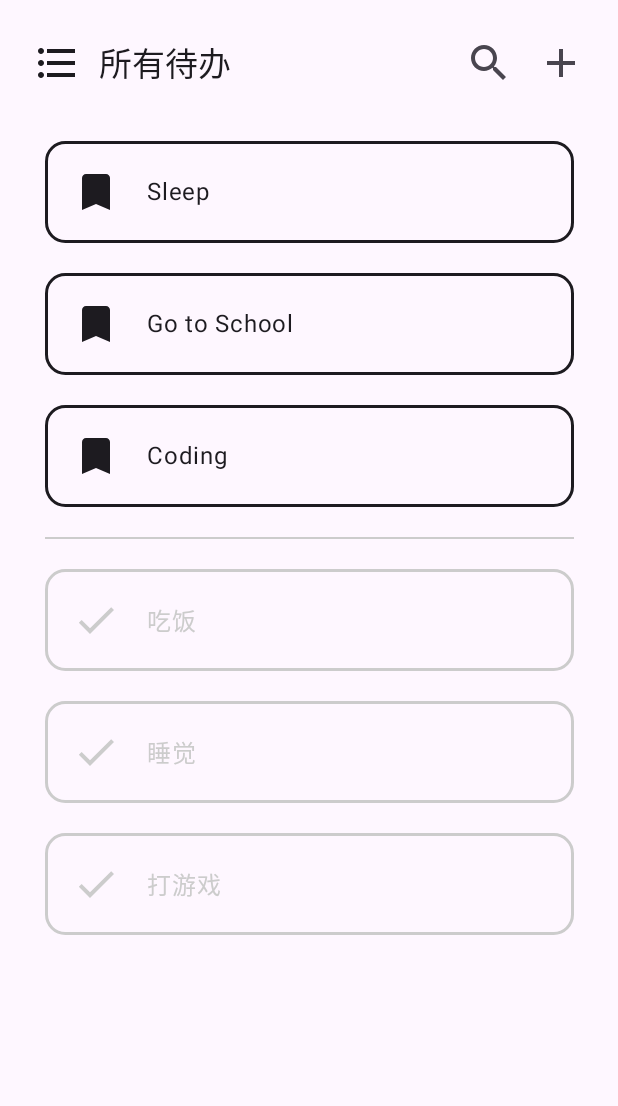
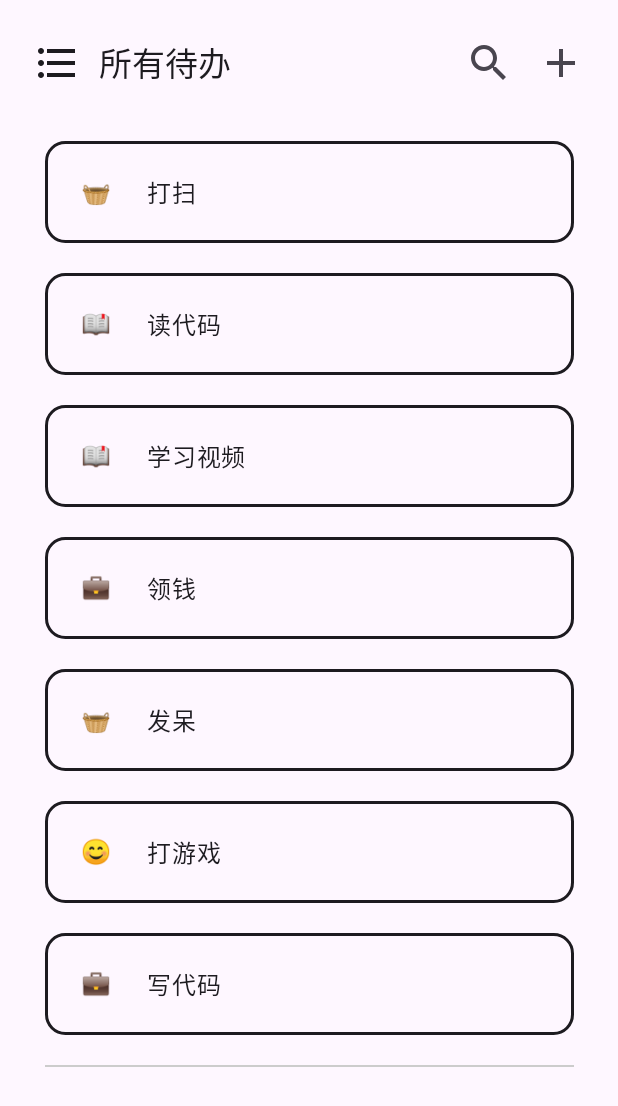
Before and after one commit to caoyfcode/todo_app, an Android app built with Jetpack Compose: the screen it shows after launch (MainActivity), on a phone screen of 412 x 824 dp. Shown: the top 1106 px of the screen. Run offline under Robolectric (Android 15) with nearby library versions, the phone set to English and light mode, and no system bars; our stand-ins replace livedata-compose, window size class.

Commit message:
feat(ui, model, entity): 内容按分组显示, 并实现 check/uncheck
1. 添加关于 lifecycle 的依赖以使用 ViewModel
2. 添加依赖 androidx.compose.runtime:runtime-livedata 以使用 `LiveData.observeAsState()`
3. 添加实体对象 `Todo` 与 `Group`
4. 编写 `TodoViewModel`
5. `Screen` 接收 `TodoViewModel` 并使用 `LiveData.observeAsState()` 观察
6. 修改侧边栏与内容以使得其适配 `Screen`

```diff
--- a/app/src/main/java/com/github/caoyfcode/todo/MainActivity.kt
+++ b/app/src/main/java/com/github/caoyfcode/todo/MainActivity.kt
@@ -8,6 +8,7 @@ import androidx.compose.material3.*
 import androidx.compose.runtime.Composable
 import androidx.compose.ui.Modifier
 import androidx.compose.ui.tooling.preview.Preview
+import androidx.lifecycle.viewmodel.compose.viewModel
 import com.github.caoyfcode.todo.ui.theme.TodoTheme
 import com.github.caoyfcode.todo.ui.Screen
 
@@ -21,7 +22,7 @@ class MainActivity : ComponentActivity() {
                     modifier = Modifier.fillMaxSize(),
                     color = MaterialTheme.colorScheme.background
                 ) {
-                    Screen()
+                    Screen(viewModel())
                 }
             }
         }
@@ -32,6 +33,6 @@ class MainActivity : ComponentActivity() {
 @Composable
 fun DefaultPreview() {
     TodoTheme {
-        Screen()
+        Screen(viewModel())
     }
 }
--- /dev/null
+++ b/app/src/main/java/com/github/caoyfcode/todo/entity/Entity.kt
@@ -0,0 +1,15 @@
+package com.github.caoyfcode.todo.entity
+
+data class Todo(
+    val uid: Int,
+    val groupUid: Int,
+    val subject: String,
+    val content: String = "",
+    val checked: Boolean = false,
+)
+
+data class Group(
+    val uid: Int,
+    val icon: String,
+    val name: String,
+)
--- /dev/null
+++ b/app/src/main/java/com/github/caoyfcode/todo/model/ViewModel.kt
@@ -0,0 +1,50 @@
+package com.github.caoyfcode.todo.model
+
+import androidx.lifecycle.LiveData
+import androidx.lifecycle.MutableLiveData
+import androidx.lifecycle.ViewModel
+import com.github.caoyfcode.todo.entity.Group
+import com.github.caoyfcode.todo.entity.Todo
+
+class TodoViewModel: ViewModel() {
+    private val _groups: MutableLiveData<List<Group>> by lazy {
+        MutableLiveData(
+            listOf(
+                Group(0, "\uD83D\uDCBC", "工作"),
+                Group(1, "\uD83D\uDCD6", "学习"),
+                Group(2, "😊", "娱乐"),
+                Group(3, "\uD83E\uDDFA", "杂务")
+            )
+        )
+    }
+
+    val groups: LiveData<List<Group>>
+        get() = _groups
+
+    private val _todos: MutableLiveData<List<Todo>> by lazy {
+        MutableLiveData(
+            listOf(
+                Todo(0, 3, "打扫"),
+                Todo(1, 1, "读代码"),
+                Todo(2, 1, "学习视频"),
+                Todo(3, 0, "领钱"),
+                Todo(4, 3, "发呆"),
+                Todo(5, 2, "打游戏"),
+                Todo(6, 0, "写代码"),
+            )
+        )
+    }
+
+    val todos: LiveData<List<Todo>>
+        get() = _todos
+
+    fun toggleCheckedTodo(uid: Int) {
+        _todos.value = _todos.value?.map {
+            if (it.uid == uid) {
+                it.copy(checked = !it.checked)
+            } else {
+                it
+            }
+        }
+    }
+}
--- a/app/src/main/java/com/github/caoyfcode/todo/ui/Item.kt
+++ b/app/src/main/java/com/github/caoyfcode/todo/ui/Item.kt
@@ -10,27 +10,19 @@ import androidx.compose.material3.*
 import androidx.compose.runtime.Composable
 import androidx.compose.ui.Alignment
 import androidx.compose.ui.Modifier
-import androidx.compose.ui.res.painterResource
-import androidx.compose.ui.res.stringResource
 import androidx.compose.ui.unit.dp
-import com.github.caoyfcode.todo.R
 
 @Composable
-fun TodoItem(message: String, checked: Boolean) {
+fun TodoItem(
+    emoji: String,
+    subject: String,
+    checked: Boolean,
+    onToggleChecked: () -> Unit,
+) {
     val contentColor = if (checked) {
         MaterialTheme.colorScheme.secondary
     } else {
         MaterialTheme.colorScheme.onBackground
-    }
-    val painter = if (checked) {
-        painterResource(id = R.drawable.check)
-    } else {
-        painterResource(id = R.drawable.bookmark)
-    }
-    val description = if (checked) {
-        stringResource(id = R.string.checked_todo)
-    } else {
-        stringResource(id = R.string.unchecked_todo)
     }
     Surface(
         modifier = Modifier
@@ -45,13 +37,10 @@ fun TodoItem(message: String, checked: Boolean) {
             horizontalArrangement = Arrangement.spacedBy(10.dp), // 子项水平相隔 10dp
             verticalAlignment = Alignment.CenterVertically,
         ) {
-            IconButton(onClick = { /*TODO*/ }) {
-                Icon(
-                    painter = painter,
-                    contentDescription = description
-                )
+            IconButton(onClick = onToggleChecked) {
+                Text(text = emoji)
             }
-            Text(text = message)
+            Text(text = subject)
         }
     }
 }
--- a/app/src/main/java/com/github/caoyfcode/todo/ui/Navigation.kt
+++ b/app/src/main/java/com/github/caoyfcode/todo/ui/Navigation.kt
@@ -22,13 +22,18 @@ import androidx.compose.ui.tooling.preview.Preview
 import androidx.compose.ui.unit.dp
 import kotlinx.coroutines.launch
 import com.github.caoyfcode.todo.R
+import com.github.caoyfcode.todo.entity.Group
 
+/**
+ * 侧边栏组件
+ * @param groups a list of (emoji icon, name)
+ */
 @OptIn(ExperimentalMaterial3Api::class, ExperimentalMaterial3WindowSizeClassApi::class)
 @Composable
 fun Navigation(
-    groups: List<Pair<String, String>>, // // (emoji icon, name)
-    selectedGroup: String,
-    onGroupSelected: (selected: String) -> Unit,
+    groups: List<Group>,
+    selectedGroup: Int,
+    onGroupSelected: (selected: Int) -> Unit,
     content: @Composable (openNavigation: () -> Unit) -> Unit
 ) {
     val windowWidthSizeClass = calculateWindowSizeClass(activity = LocalView.current.context as Activity).widthSizeClass
@@ -84,9 +89,9 @@ fun Navigation(
 @OptIn(ExperimentalMaterial3Api::class)
 @Composable
 fun NavigationContent(
-    groups: List<Pair<String, String>>, // (emoji icon, name)
-    selectedGroup: String,
-    onGroupSelected: (String) -> Unit,
+    groups: List<Group>, // (emoji icon, name)
+    selectedGroup: Int, // uid of group, -1 if all todos
+    onGroupSelected: (Int) -> Unit,
 ) {
     Box(
         modifier = Modifier
@@ -102,18 +107,37 @@ fun NavigationContent(
             contentDescription = null,
         )
     }
+    // all item group
+    NavigationDrawerItem(
+        icon = {
+               Text(text = stringResource(id = R.string.all_todo_group_icon))
+        },
+        label = {
+                Text(text = stringResource(id = R.string.all_todo_group_name))
+        },
+        selected = selectedGroup < 0,
+        onClick = {
+            onGroupSelected(-1)
+        },
+        modifier = Modifier
+            .padding(NavigationDrawerItemDefaults.ItemPadding),
+        colors = NavigationDrawerItemDefaults.colors(
+            selectedContainerColor = MaterialTheme.colorScheme.tertiary,
+            unselectedContainerColor = MaterialTheme.colorScheme.secondary,
+        )
+    )
     LazyColumn {
         items(groups) {
             NavigationDrawerItem(
                 icon = {
-                    Text(text = it.first)
+                    Text(text = it.icon)
                 },
                 label = {
-                    Text(text = it.second)
+                    Text(text = it.name)
                 },
-                selected = it.second == selectedGroup,
+                selected = it.uid == selectedGroup,
                 onClick = {
-                    onGroupSelected(it.second)
+                    onGroupSelected(it.uid)
                 },
                 modifier = Modifier
                     .padding(NavigationDrawerItemDefaults.ItemPadding),
@@ -146,13 +170,12 @@ fun NavigationContent(
 @Composable
 fun NavigationPreview() {
     val groups = listOf(
-        Pair("\uD83D\uDD18", "所有待办"),
-        Pair("\uD83D\uDCBC", "工作"),
-        Pair("\uD83D\uDCD6", "学习"),
-        Pair("😊", "娱乐"),
-        Pair("\uD83E\uDDFA", "杂务")
+        Group(0, "\uD83D\uDCBC", "工作"),
+        Group(1, "\uD83D\uDCD6", "学习"),
+        Group(2, "😊", "娱乐"),
+        Group(3, "\uD83E\uDDFA", "杂务")
     )
-    val selectedGroup = remember { mutableStateOf(groups[0].second) }
+    val selectedGroup = remember { mutableStateOf(-1) }
     com.github.caoyfcode.todo.ui.theme.TodoTheme {
         Navigation(
             groups = groups,
--- a/app/src/main/java/com/github/caoyfcode/todo/ui/Screen.kt
+++ b/app/src/main/java/com/github/caoyfcode/todo/ui/Screen.kt
@@ -5,6 +5,7 @@ import androidx.compose.foundation.lazy.LazyColumn
 import androidx.compose.foundation.lazy.items
 import androidx.compose.material3.*
 import androidx.compose.runtime.Composable
+import androidx.compose.runtime.livedata.observeAsState
 import androidx.compose.runtime.mutableStateOf
 import androidx.compose.runtime.remember
 import androidx.compose.ui.Alignment
@@ -13,20 +14,41 @@ import androidx.compose.ui.res.painterResource
 import androidx.compose.ui.res.stringResource
 import androidx.compose.ui.unit.dp
 import com.github.caoyfcode.todo.R
+import com.github.caoyfcode.todo.model.TodoViewModel
 
 @OptIn(ExperimentalMaterial3Api::class)
 @Composable
-fun Screen() {
-    val groups = listOf(
-        Pair("\uD83D\uDD18", "所有待办"),
-        Pair("\uD83D\uDCBC", "工作"),
-        Pair("\uD83D\uDCD6", "学习"),
-        Pair("😊", "娱乐"),
-        Pair("\uD83E\uDDFA", "杂务")
-    )
-    val selectedGroup = remember { mutableStateOf(groups[0].second) }
+fun Screen(viewModel: TodoViewModel) {
+    val groups = viewModel.groups.observeAsState(listOf())
+    val todos = viewModel.todos.observeAsState(listOf())
+
+    val selectedGroup = remember { mutableStateOf(-1) }
+
+    val selectedName = if (selectedGroup.value < 0) {
+        stringResource(id = R.string.all_todo_group_name)
+    } else {
+        groups.value.find {
+            it.uid == selectedGroup.value
+        }!!.name
+    }
+
+    var uncheckedTodos: MutableList<Triple<Int, String, String>> = mutableListOf()
+    var checkedTodos: MutableList<Triple<Int, String, String>> = mutableListOf()
+    for (todo in todos.value) {
+        if (selectedGroup.value >= 0 && selectedGroup.value != todo.groupUid) {
+            continue
+        }
+        val groupIcon = groups.value.find {
+            it.uid == todo.groupUid
+        }!!.icon
+        if (todo.checked) {
+            checkedTodos.add(Triple(todo.uid, groupIcon, todo.subject))
+        } else {
+            uncheckedTodos.add(Triple(todo.uid, groupIcon, todo.subject))
+        }
+    }
     Navigation(
-        groups = groups,
+        groups = groups.value,
         selectedGroup = selectedGroup.value,
         onGroupSelected = { selected ->
             selectedGroup.value = selected
@@ -36,12 +58,19 @@ fun Screen() {
             modifier = Modifier.padding(10.dp),
             topBar = {
                 TopBar(
-                    group = selectedGroup.value,
+                    group = selectedName,
                     onNavigationCLick = openNavigation,
                 )
             },
         ) { paddingValues ->
-            Content(paddingValues = paddingValues)
+            Content(
+                paddingValues = paddingValues,
+                checkedTodos = checkedTodos,
+                uncheckedTodos = uncheckedTodos,
+                onToggleCheckedTodo = { uid ->
+                    viewModel.toggleCheckedTodo(uid)
+                }
+            )
         }
     }
 }
@@ -79,25 +108,26 @@ fun TopBar(
     )
 }
 
+/**
+ * 主要内容
+ * @param paddingValues 由 Scaffold 获得
+ * @param checkedTodos a list of (uid, group emoji, subject)
+ * @param uncheckedTodos same
+ */
 @Composable
-fun Content(paddingValues: PaddingValues) {
-    val unchecked_messages: List<String> = listOf(
-        "Sleep",
-        "Go to School",
-        "Coding",
-    )
-    val checked_messages: List<String> = listOf(
-        "吃饭",
-        "睡觉",
-        "打游戏",
-    )
+fun Content(
+    paddingValues: PaddingValues,
+    checkedTodos: List<Triple<Int, String, String>>, // uid, group emoji, subject
+    uncheckedTodos: List<Triple<Int, String, String>>, // uid, group emoji, subject
+    onToggleCheckedTodo: (Int) -> Unit,
+) {
     Box(
         modifier = Modifier
             .fillMaxSize()
             .padding(paddingValues),
         contentAlignment = Alignment.TopCenter
     ) {
-        if (unchecked_messages.isEmpty() && checked_messages.isEmpty()) {
+        if (uncheckedTodos.isEmpty() && checkedTodos.isEmpty()) {
             Box (
                 modifier = Modifier.fillMaxSize(),
                 contentAlignment = Alignment.Center,
@@ -113,14 +143,28 @@ fun Content(paddingValues: PaddingValues) {
                 horizontalAlignment = Alignment.CenterHorizontally,
                 verticalArrangement = Arrangement.spacedBy(20.dp), // 没项相隔 20dp
             ) {
-                items(unchecked_messages) {
-                    TodoItem(message = it, false)
+                items(uncheckedTodos) {
+                    TodoItem(
+                        emoji = it.second,
+                        subject = it.third,
+                        checked = false,
+                        onToggleChecked = {
+                            onToggleCheckedTodo(it.first)
+                        }
+                    )
                 }
                 item {
                     Divider(color = MaterialTheme.colorScheme.secondary)
                 }
-                items(checked_messages) {
-                    TodoItem(message = it, true)
+                items(checkedTodos) {
+                    TodoItem(
+                        emoji = it.second,
+                        subject = it.third,
+                        checked = true,
+                        onToggleChecked = {
+                            onToggleCheckedTodo(it.first)
+                        }
+                    )
                 }
             }
         }
--- a/app/src/main/res/values/strings.xml
+++ b/app/src/main/res/values/strings.xml
@@ -7,6 +7,8 @@
     <string name="all_groups">所有待办组</string>
     // 左部导航栏
     <string name="add_group">添加待办组</string>
+    <string name="all_todo_group_name">所有待办</string>
+    <string name="all_todo_group_icon">🔘</string>
     // 内容
     <string name="unchecked_todo">未完成的待办</string>
     <string name="checked_todo">已经完成的待办</string>
```
Also changed, not shown: app/build.gradle (+14 -1 lines).
